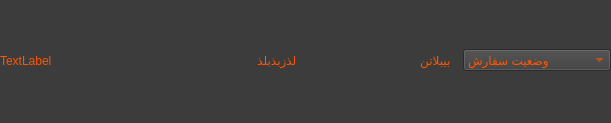
Qt form FOOD/restaurantownerorderitemwidget.ui (pooratho/FOOD) before a commit.
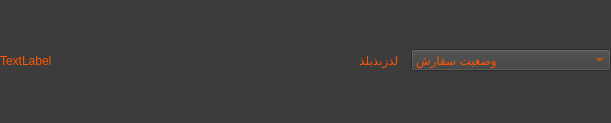
The same form after that commit.

```diff
--- a/FOOD/restaurantownerorderitemwidget.ui
+++ b/FOOD/restaurantownerorderitemwidget.ui
@@ -45,16 +45,6 @@
       </property>
      </widget>
     </item>
-    <item>
-     <widget class="QLabel" name="labelRestaurantName">
-      <property name="layoutDirection">
-       <enum>Qt::LayoutDirection::RightToLeft</enum>
-      </property>
-      <property name="text">
-       <string>  بیبلاتن</string>
-      </property>
-     </widget>
-    </item>
     <item>
      <widget class="QComboBox" name="comboBoxStatus">
       <item>
```
